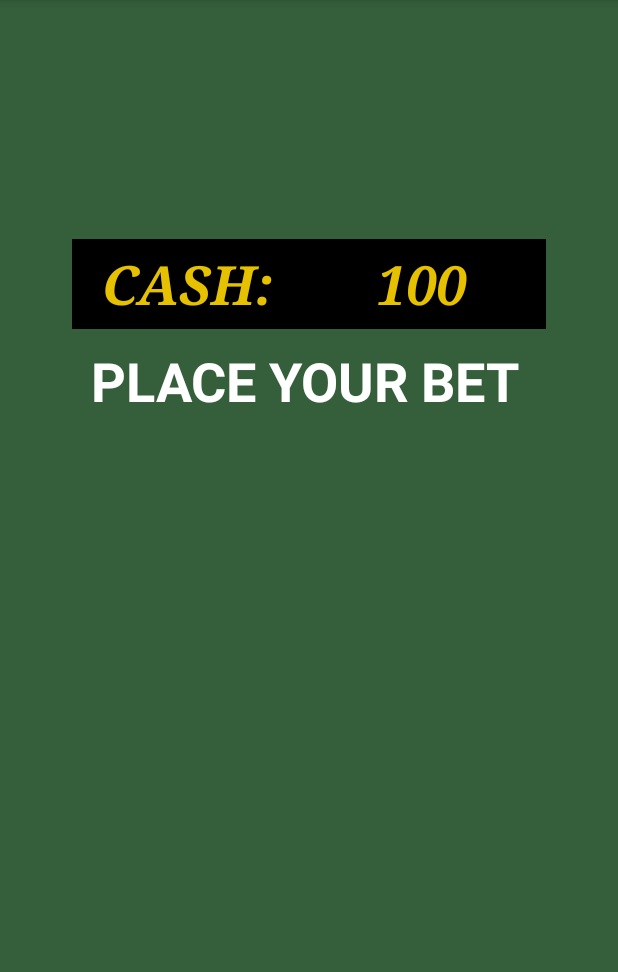
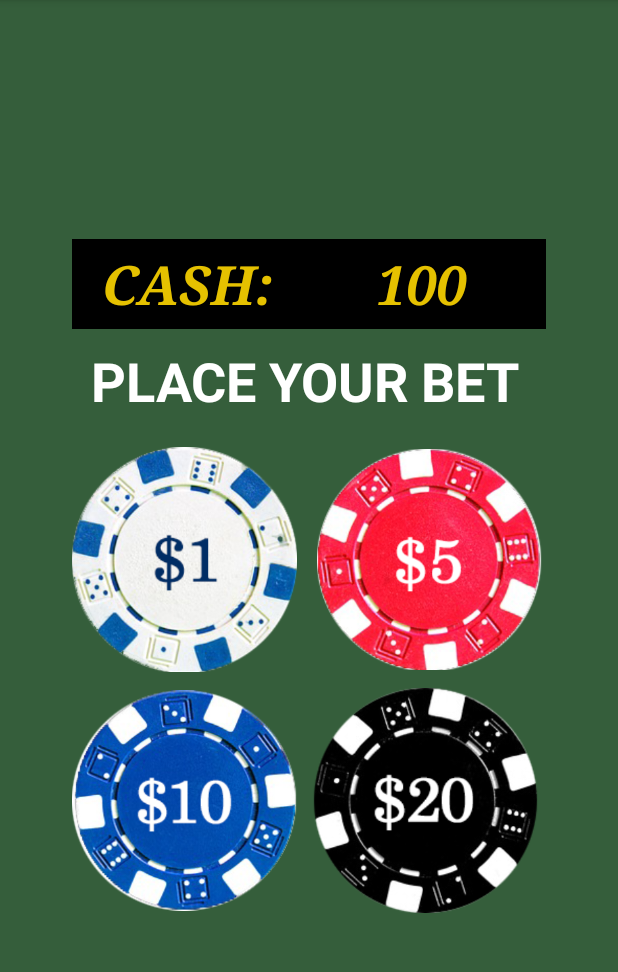
Before and after one commit to badgerbaj/BlackJack, an Android app: the activity_bet screen opened directly, with no data from a screen before it, on a phone screen of 412 x 824 dp, the part 84-1056 px from its top. Run offline under Robolectric (Android 15) with nearby library versions, the phone set to English and light mode, and no system bars; 2 statements that could not run were skipped.

Commit message:
Fixed image upload to git

```diff
--- a/app/src/main/res/layout/activity_bet.xml
+++ b/app/src/main/res/layout/activity_bet.xml
@@ -10,7 +10,8 @@
         android:layout_height="wrap_content"
         android:layout_centerVertical="true"
         android:layout_centerHorizontal="true"
-        android:id="@+id/tableLayout">
+        android:id="@+id/tableLayout"
+        android:orientation="vertical">
 
         <TableRow
             android:layout_width="match_parent"
@@ -81,10 +82,10 @@
                 android:layout_height="150dp"
                 android:scaleType="fitCenter"
                 android:id="@+id/one_dollar_imageButton"
-
                 android:background="#355e3b"
                 android:layout_marginBottom="5dp"
-                android:layout_marginRight="5dp" />
+                android:layout_marginRight="5dp"
+                android:src="@drawable/one_dollar_chip" />
 
             <ImageButton
                 android:layout_width="150dp"
@@ -92,10 +93,10 @@
                 android:scaleType="fitCenter"
                 android:id="@+id/five_dollar_imageButton"
                 android:layout_gravity="center_horizontal"
-
                 android:background="#355e3b"
                 android:layout_marginBottom="5dp"
-                android:layout_marginLeft="5dp" />
+                android:layout_marginLeft="5dp"
+                android:src="@drawable/five_dollar_chip" />
         </TableRow>
 
         <TableRow
@@ -107,10 +108,10 @@
                 android:layout_height="150dp"
                 android:scaleType="fitCenter"
                 android:id="@+id/ten_dollar_imageButton"
-
                 android:background="#355e3b"
                 android:layout_marginTop="5dp"
-                android:layout_marginRight="5dp" />
+                android:layout_marginRight="5dp"
+                android:src="@drawable/ten_dollar_chip" />
 
             <ImageButton
                 android:layout_width="150dp"
@@ -118,9 +119,9 @@
                 android:scaleType="fitCenter"
                 android:id="@+id/twenty_dollar_imageButton"
                 android:background="#355e3b"
-
                 android:layout_marginTop="5dp"
-                android:layout_marginLeft="5dp" />
+                android:layout_marginLeft="5dp"
+                android:src="@drawable/twenty_dollar_chip" />
         </TableRow>
 
     </TableLayout>
--- a/app/src/main/res/layout/activity_main.xml
+++ b/app/src/main/res/layout/activity_main.xml
@@ -16,7 +16,8 @@
 
         android:layout_alignParentTop="true"
         android:layout_alignParentRight="true"
-        android:layout_alignParentEnd="true" />
+        android:layout_alignParentEnd="true"
+        android:src="@drawable/blackjack_main" />
 
     <Button
         android:layout_width="match_parent"
```
Also changed, not shown: app/src/main/res/drawable/blackjack_main.png (added), app/src/main/res/drawable/five_dollar_chip.png (added), app/src/main/res/drawable/one_dollar_chip.png (added), app/src/main/res/drawable/ten_dollar_chip.png (added), app/src/main/res/drawable/twenty_dollar_chip.png (added).
